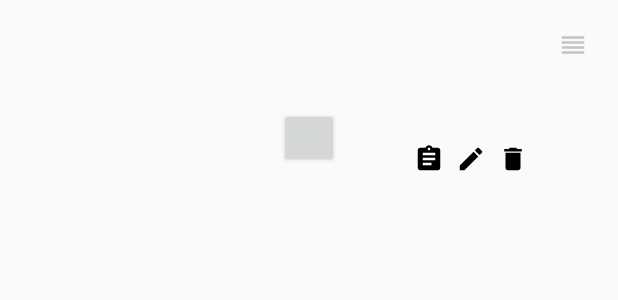
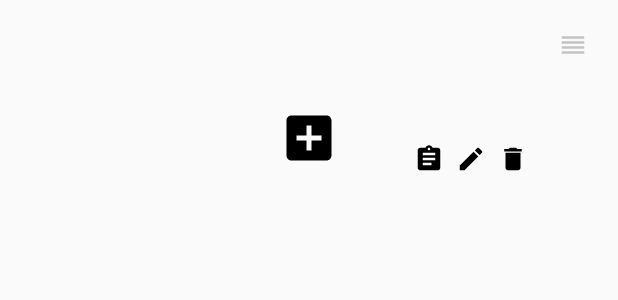
Before and after one commit to IsraelKariti/HABITS, an Android app: the layout main_row.xml on its own in the app's theme, with its tools: preview values and no code run, on a phone screen of 412 x 824 dp. Shown: the top 300 px of the screen. Run offline under Robolectric (Android 15) with nearby library versions, the phone set to English and light mode, and no system bars.

```diff
--- a/app/src/main/java/com/example/izi/habits/LogActivity.java
+++ b/app/src/main/java/com/example/izi/habits/LogActivity.java
@@ -22,7 +22,7 @@ public class LogActivity extends AppCompatActivity {
         super.onCreate(savedInstanceState);
         setContentView(R.layout.chart);
         lineChart = findViewById(R.id.chart);
-        lineChart.setScaleXEnabled(true);// todo check pinching on Huawei - emulator it doesnt work. must make sure x axis scale in and out
+        lineChart.setScaleXEnabled(true);
         lineChart.setScaleYEnabled(false);
         lineChart.getDescription().setEnabled(false);
         lineChart.getLegend().setEnabled(false);
--- a/app/src/main/java/com/example/izi/habits/MyAdapter.java
+++ b/app/src/main/java/com/example/izi/habits/MyAdapter.java
@@ -30,8 +30,6 @@ public class MyAdapter extends RecyclerView.Adapter<MyViewHolder> {
     @Override
     public MyViewHolder onCreateViewHolder(@NonNull ViewGroup parent, int viewType) {
         final MyConstraintLayout layout = (MyConstraintLayout) LayoutInflater.from(parent.getContext()).inflate(R.layout.main_row, parent, false);
-        //todo set on click listener to open the bigredbutton
-
         MyViewHolder myViewHolder = new MyViewHolder(mContext, layout);
         return myViewHolder;
     }
--- a/app/src/main/java/com/example/izi/habits/MyDialogFragment.java
+++ b/app/src/main/java/com/example/izi/habits/MyDialogFragment.java
@@ -75,7 +75,7 @@ public class MyDialogFragment extends DialogFragment {
         InputMethodManager imm =
                 (InputMethodManager)getActivity().getSystemService(Context.INPUT_METHOD_SERVICE);
         if (imm.isActive())
-            imm.toggleSoftInput(0, InputMethodManager.HIDE_NOT_ALWAYS);
+            imm.toggleSoftInput(0, InputMethodManager.RESULT_HIDDEN);
         super.onDismiss(dialog);
     }
 }
--- /dev/null
+++ b/app/src/main/res/drawable/ic_add_box_black_24dp.xml
@@ -0,0 +1,9 @@
+<vector xmlns:android="http://schemas.android.com/apk/res/android"
+        android:width="24dp"
+        android:height="24dp"
+        android:viewportWidth="24.0"
+        android:viewportHeight="24.0">
+    <path
+        android:fillColor="#FF000000"
+        android:pathData="M19,3L5,3c-1.11,0 -2,0.9 -2,2v14c0,1.1 0.89,2 2,2h14c1.1,0 2,-0.9 2,-2L21,5c0,-1.1 -0.9,-2 -2,-2zM17,13h-4v4h-2v-4L7,13v-2h4L11,7h2v4h4v2z"/>
+</vector>
--- a/app/src/main/res/layout/main_row.xml
+++ b/app/src/main/res/layout/main_row.xml
@@ -49,6 +49,7 @@
         android:layout_marginEnd="8dp"
         android:layout_marginStart="8dp"
         android:layout_marginTop="8dp"
+        android:background="@drawable/ic_add_box_black_24dp"
         android:onClick="note"
         android:visibility="visible"
         app:layout_constraintBottom_toBottomOf="parent"
```
Also changed, not shown: app/src/main/java/com/example/izi/habits/MainActivity.java (+24 -3 lines), app/src/main/java/com/example/izi/habits/MyDialogFragment_Delete.java (added, +69 -0 lines).
